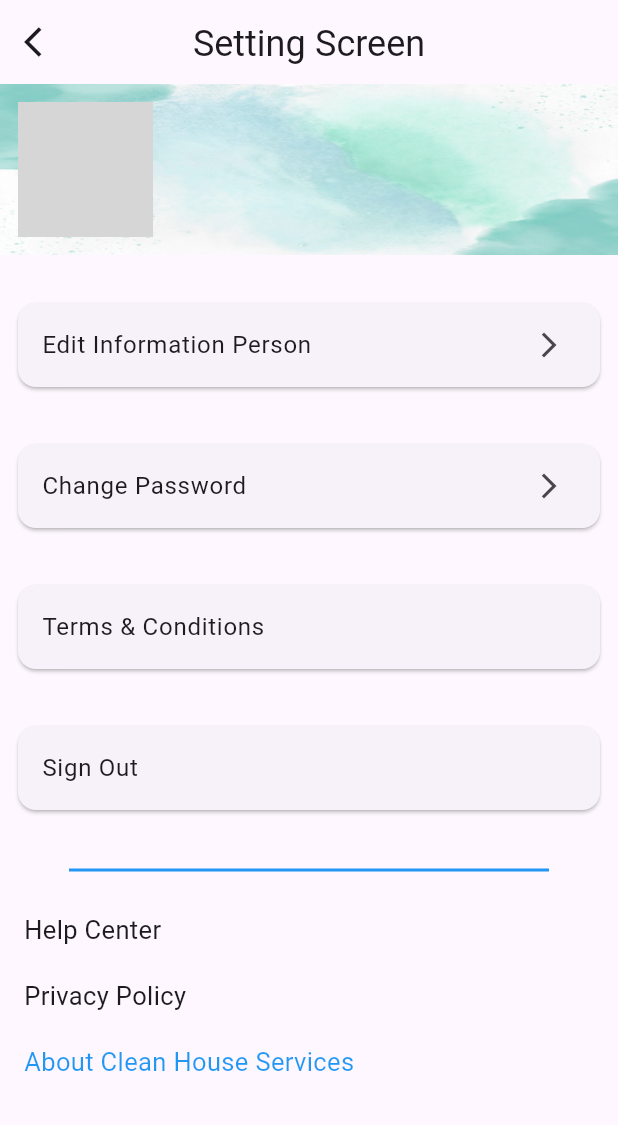
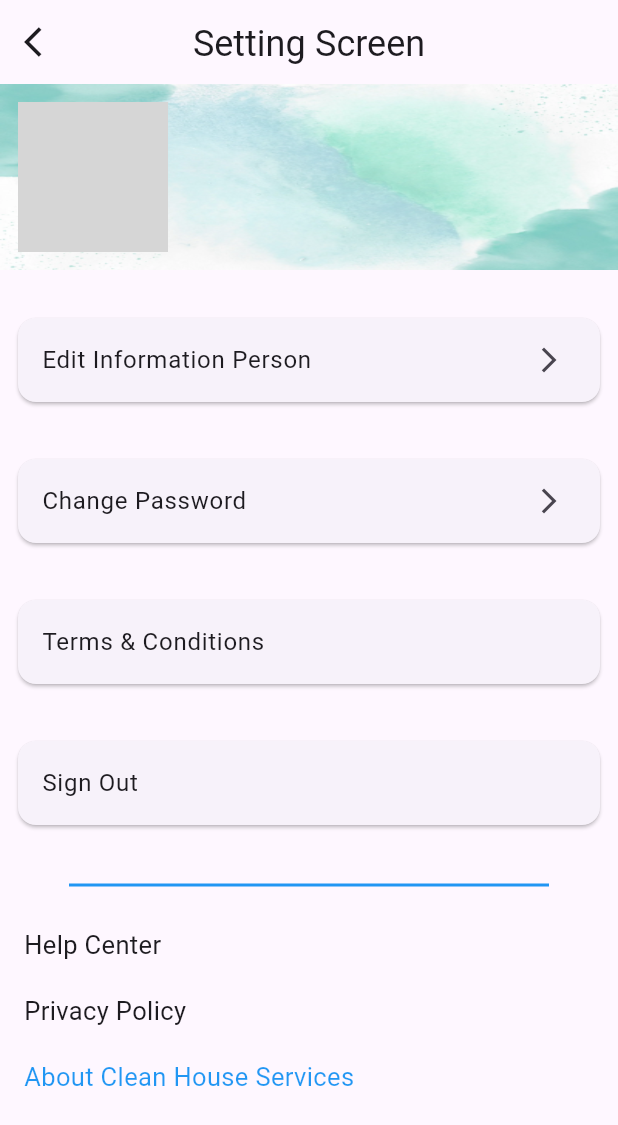
Before and after one commit to Ravens5047/Clean-House, a Flutter app: the SettingScreen screen opened directly with empty values, on a phone screen of 412 x 824 dp. Shown: the top 1125 px of the screen. Run offline on Flutter 3.47's test engine with Material 3 defaults, Android fonts, the phone set to English and light mode, and no system bars; drawn by our look-alikes of shimmer; our stand-ins replace flutter_svg, google_fonts, image_picker, lottie, pinput, shared_preferences; missing offline and left inert: bottom_picker, flutter_inappwebview, icony, pretty_http_logger; accounts and stored records are empty; Roboto replaces fonts that are missing (Alatsi); statements that could not run were skipped; project files that could hold a hidden picture were left out; grey boxes are pictures that could not be loaded.

Commit message:
Update Fonts Google

```diff
--- a/lib/pages/settings/setting_screen.dart
+++ b/lib/pages/settings/setting_screen.dart
@@ -187,8 +187,8 @@
                             child: _avatarImage != null
                                 ? Image.file(
                                     _avatarImage!,
-                                    width: 90.0,
-                                    height: 90.0,
+                                    width: 100.0,
+                                    height: 100.0,
                                     fit: BoxFit.cover,
                                   )
                                 : Image.asset(
@@ -205,7 +205,7 @@
                           child: GestureDetector(
                             onTap: _changeAvatar,
                             child: Container(
-                              padding: const EdgeInsets.all(4.0),
+                              padding: const EdgeInsets.all(5.0),
                               decoration: BoxDecoration(
                                 shape: BoxShape.circle,
                                 color: Colors.grey.withOpacity(1.0),
@@ -228,9 +228,10 @@
                       children: [
                         Text(
                           full_name,
-                          style: const TextStyle(
+                          style: GoogleFonts.almendra(
+                            fontSize: 17.0,
                             color: AppColor.black,
-                            fontSize: 15.0,
+                            fontWeight: FontWeight.bold,
                           ),
                         ),
                         const SizedBox(
@@ -238,9 +239,9 @@
                         ),
                         Text(
                           email,
-                          style: const TextStyle(
+                          style: GoogleFonts.notoSansOlChiki(
+                            fontSize: 15.0,
                             color: AppColor.black,
-                            fontSize: 15.0,
                           ),
                         ),
                       ],
```
Also changed, not shown: lib/pages/drawer_menu/drawer_menu.dart (+8 -7 lines).
